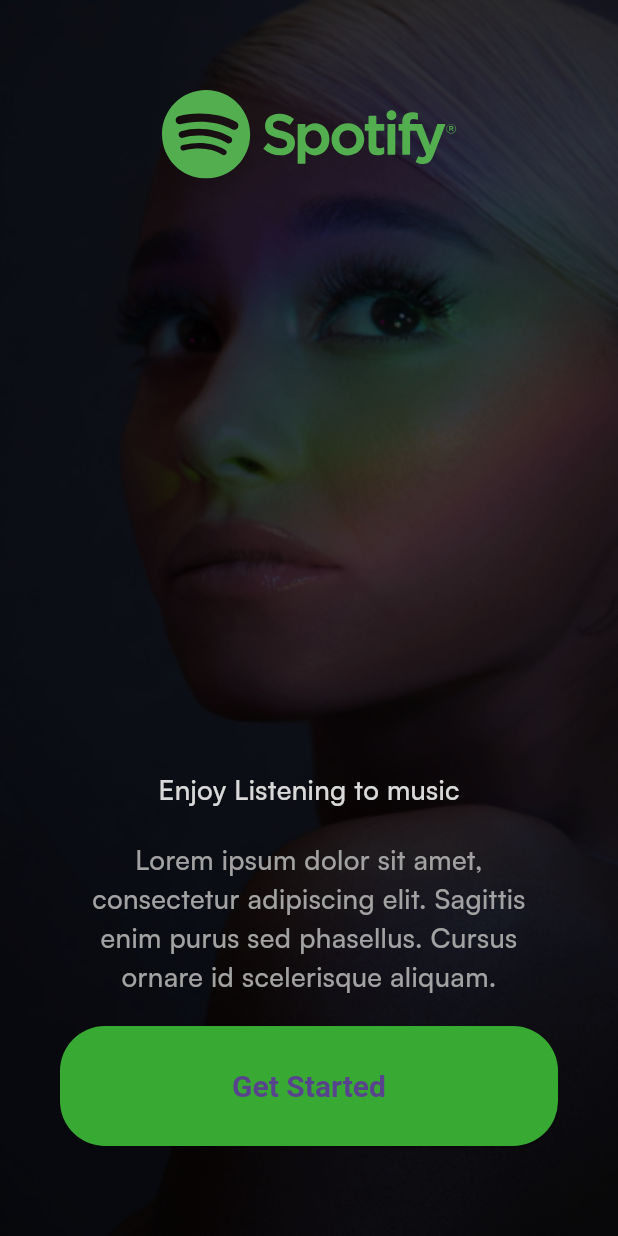
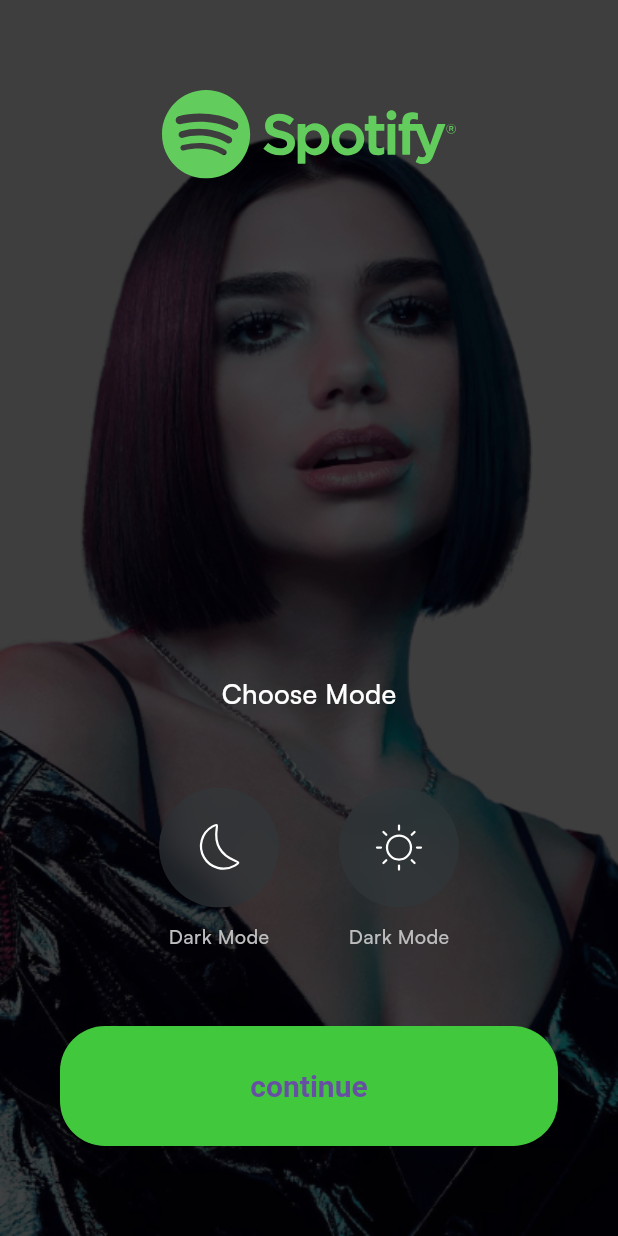
Before and after one commit to Hossam0x/spotify, a Flutter app: the screen it shows after launch, after a tap on "Get Started", on a phone screen of 412 x 824 dp. Run offline on Flutter 3.47's test engine with Material 3 defaults, Android fonts, the phone set to English and light mode, and no system bars; our stand-ins replace flutter_svg.

Commit message:
choose mode page ui

```diff
--- a/lib/core/configs/assets/app_images.dart
+++ b/lib/core/configs/assets/app_images.dart
@@ -2,4 +2,6 @@ class AppImages {
     static const String basePath='assets/images/';
 
     static const String introBG = '${basePath}intro_bg.png';
+    static const String choosemodeBG = '${basePath}choose_mode_bg.png';
+
 }
--- a/lib/core/configs/assets/app_vectors.dart
+++ b/lib/core/configs/assets/app_vectors.dart
@@ -4,4 +4,9 @@ class AppVectors {
   static const String format = '.svg';
 
   static const String logo = '${basePath}spotify_logo$format';
+
+    static const String sun = '${basePath}sun$format';
+      static const String moon = '${basePath}moon$format';
+
+
 }
--- /dev/null
+++ b/lib/presentation/choose_mode/pages/choose_mode.dart
@@ -0,0 +1,137 @@
+import 'dart:ui';
+
+import 'package:flutter/material.dart';
+import 'package:flutter_svg/svg.dart';
+import 'package:spotify/common/widgets/button/basic_app_button.dart';
+import 'package:spotify/core/configs/app_colors.dart';
+import 'package:spotify/core/configs/assets/app_images.dart';
+import 'package:spotify/core/configs/assets/app_vectors.dart';
+
+class ChooseModePage extends StatelessWidget {
+  const ChooseModePage({super.key});
+
+  @override
+  Widget build(BuildContext context) {
+    return Scaffold(
+      body: Stack(
+        children: [
+          Container(
+            padding: const EdgeInsets.symmetric(vertical: 60, horizontal: 40),
+            decoration: const BoxDecoration(
+                image: DecorationImage(
+                    fit: BoxFit.fill,
+                    image: AssetImage(
+                      AppImages.choosemodeBG,
+                    ))),
+          ),
+          Container(
+            color: Colors.black.withOpacity(0.15),
+          ),
+          Padding(
+            padding: const EdgeInsets.symmetric(horizontal: 40, vertical: 60),
+            child: Column(
+              children: [
+                Align(
+                    alignment: Alignment.topCenter,
+                    child: SvgPicture.asset(AppVectors.logo)),
+                const Spacer(),
+                const Text(
+                  "Choose Mode",
+                  style: TextStyle(
+                      fontWeight: FontWeight.w500,
+                      color: Colors.white,
+                      fontSize: 18),
+                ),
+                const SizedBox(
+                  height: 50,
+                ),
+                Row(
+                  mainAxisAlignment: MainAxisAlignment.center,
+                  children: [
+                    Column(
+                      children: [
+                        ClipOval(
+                          child: BackdropFilter(
+                            filter: ImageFilter.blur(sigmaX: 10, sigmaY: 10),
+                            child: Container(
+                              height: 80,
+                              width: 80,
+                              decoration: BoxDecoration(
+                                  color:
+                                      const Color(0xff30393C).withOpacity(0.5),
+                                  shape: BoxShape.circle),
+                              child: SvgPicture.asset(
+                                AppVectors.moon,
+                                fit: BoxFit.none,
+                              ),
+                            ),
+                          ),
+                        ),
+                        const SizedBox(
+                          height: 10,
+                        ),
+                        const Text(
+                          "Dark Mode",
+                          style: TextStyle(
+                              fontWeight: FontWeight.w500,
+                              fontSize: 13,
+                              color: AppColors.grey),
+                        )
+                      ],
+                    ),
+                    const SizedBox(
+                      width: 40,
+                    ),
+                    Column(
+                      children: [
+                        ClipOval(
+                          child: BackdropFilter(
+                            filter: ImageFilter.blur(sigmaX: 10, sigmaY: 10),
+                            child: Container(
+                              height: 80,
+                              width: 80,
+                              decoration: BoxDecoration(
+                                  color:
+                                      const Color(0xff30393C).withOpacity(0.5),
+                                  shape: BoxShape.circle),
+                              child: SvgPicture.asset(
+                                AppVectors.sun,
+                                fit: BoxFit.none,
+                              ),
+                            ),
+                          ),
+                        ),
+                        const SizedBox(
+                          height: 10,
+                        ),
+                        const Text(
+                          "Dark Mode",
+                          style: TextStyle(
+                              fontWeight: FontWeight.w500,
+                              fontSize: 13,
+                              color: AppColors.grey),
+                        ),
+                      ],
+                    ),
+                  ],
+                ),
+                const SizedBox(
+                  height: 50,
+                ),
+                BasicAppButton(
+                  onPressed: () {
+                    Navigator.pushReplacement(
+                        context,
+                        MaterialPageRoute(
+                            builder: (context) => const ChooseModePage()));
+                  },
+                  title: "continue",
+                )
+              ],
+            ),
+          ),
+        ],
+      ),
+    );
+  }
+}
--- a/lib/presentation/intro/pages/get_started.dart
+++ b/lib/presentation/intro/pages/get_started.dart
@@ -4,6 +4,7 @@ import 'package:spotify/common/widgets/button/basic_app_button.dart';
 import 'package:spotify/core/configs/app_colors.dart';
 import 'package:spotify/core/configs/assets/app_images.dart';
 import 'package:spotify/core/configs/assets/app_vectors.dart';
+import 'package:spotify/presentation/choose_mode/pages/choose_mode.dart';
 
 class GetStartedPage extends StatelessWidget {
   const GetStartedPage({super.key});
@@ -21,6 +22,12 @@ class GetStartedPage extends StatelessWidget {
                     image: AssetImage(
                       AppImages.introBG,
                     ))),
+          ),
+          Container(
+            color: Colors.black.withOpacity(0.15),
+          ),
+          Padding(
+            padding: const EdgeInsets.symmetric(horizontal: 40, vertical: 60),
             child: Column(
               children: [
                 Align(
@@ -49,15 +56,17 @@ class GetStartedPage extends StatelessWidget {
                   height: 20,
                 ),
                 BasicAppButton(
-                  onPressed: () {},
+                  onPressed: () {
+                    Navigator.pushReplacement(
+                        context,
+                        MaterialPageRoute(
+                            builder: (context) => ChooseModePage()));
+                  },
                   title: "Get Started",
                 )
               ],
             ),
           ),
-          Container(
-            color: Colors.black.withOpacity(0.15),
-          )
         ],
       ),
     );
```
